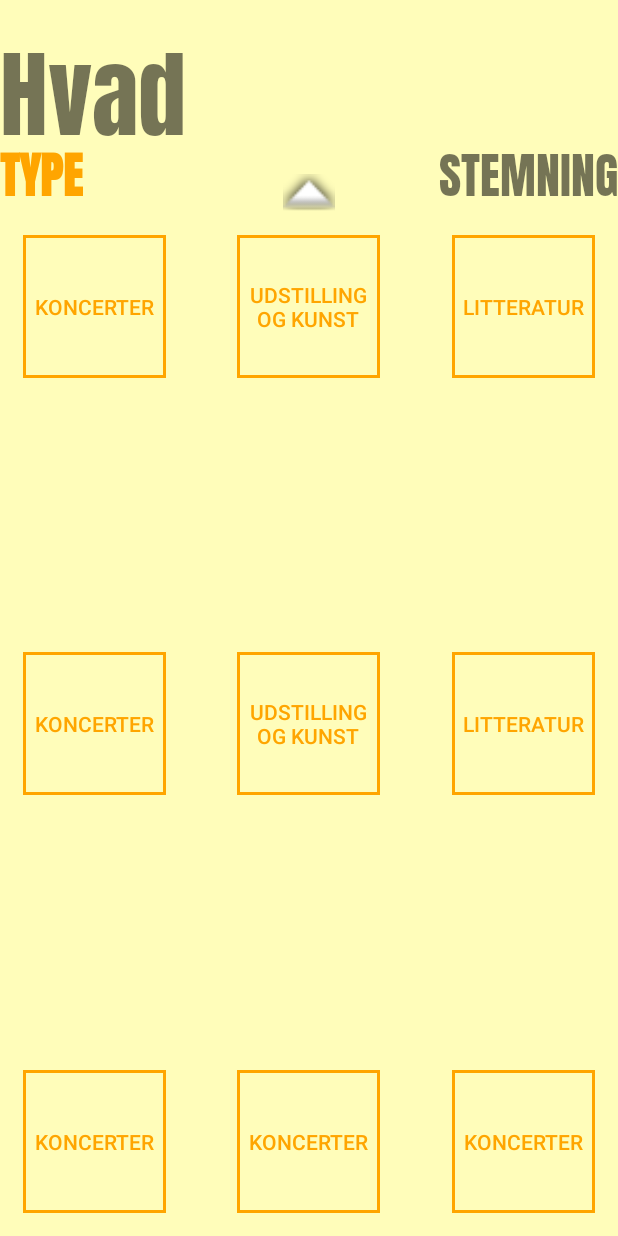
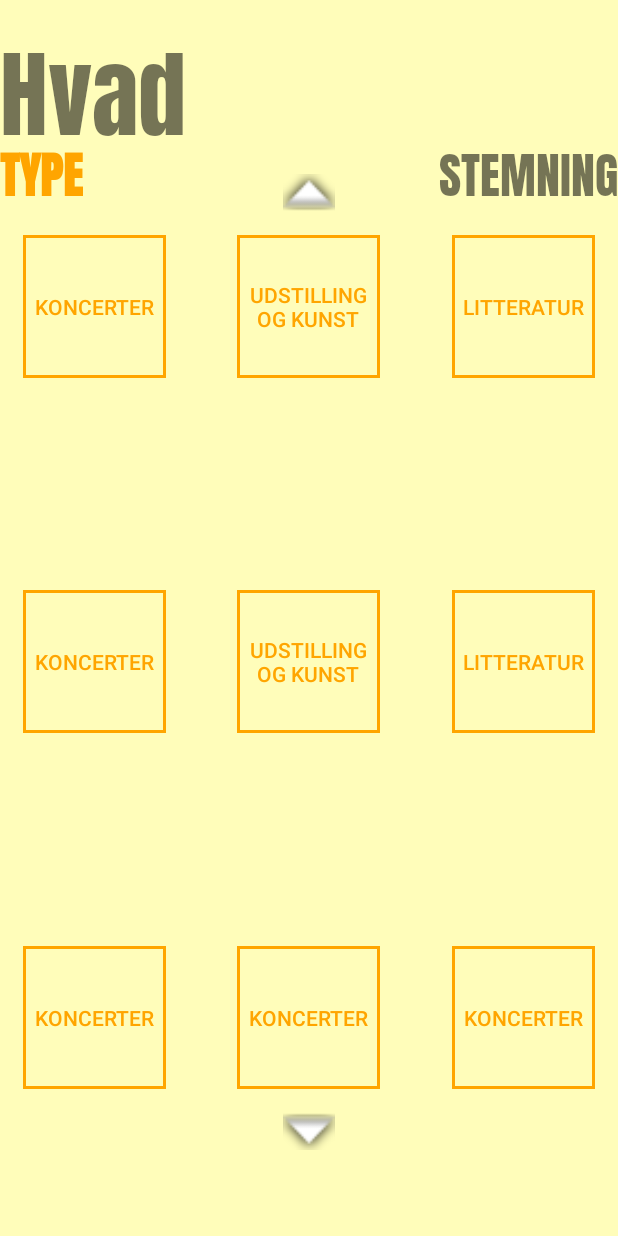
Before and after one commit to Janipai/Moro, an Android app: the layout fragment_hvad.xml on its own in the app's theme, with its tools: preview values and no code run, on a phone screen of 412 x 824 dp. Run offline under Robolectric (Android 15) with nearby library versions, the phone set to English and light mode, and no system bars.

Commit message:
fixed ned pil på hvad

```diff
--- a/app/src/main/res/layout/fragment_hvad.xml
+++ b/app/src/main/res/layout/fragment_hvad.xml
@@ -56,7 +56,7 @@
         android:layout_below="@+id/idtypestemning"
         android:layout_above="@+id/idnavbar"
         android:layout_width="match_parent"
-        android:layout_height="match_parent"
+        android:layout_height="600dp"
         android:layout_centerHorizontal="true"
         android:orientation="horizontal"
         android:padding="15dp">
@@ -181,7 +181,6 @@
         android:id="@+id/arrow_down"
         android:layout_width="match_parent"
         android:layout_height="25dp"
-        android:layout_alignParentBottom="true"
         android:layout_centerHorizontal="true"
         android:layout_below="@+id/idrow1"
         android:layout_marginBottom="120dp"
```
